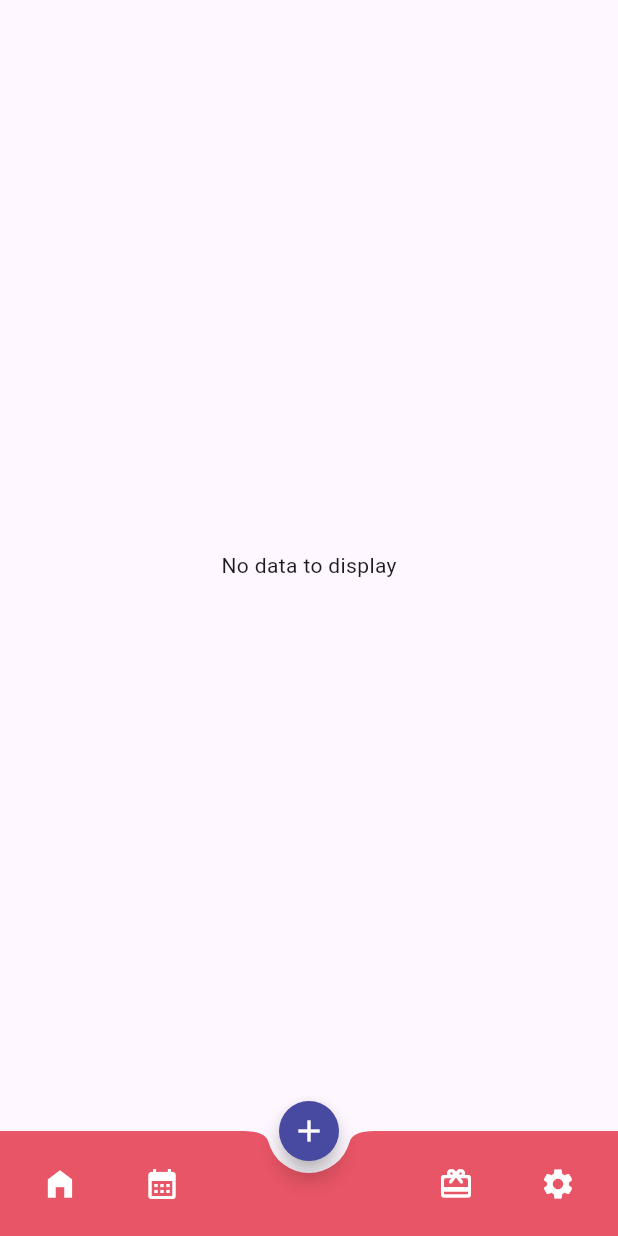
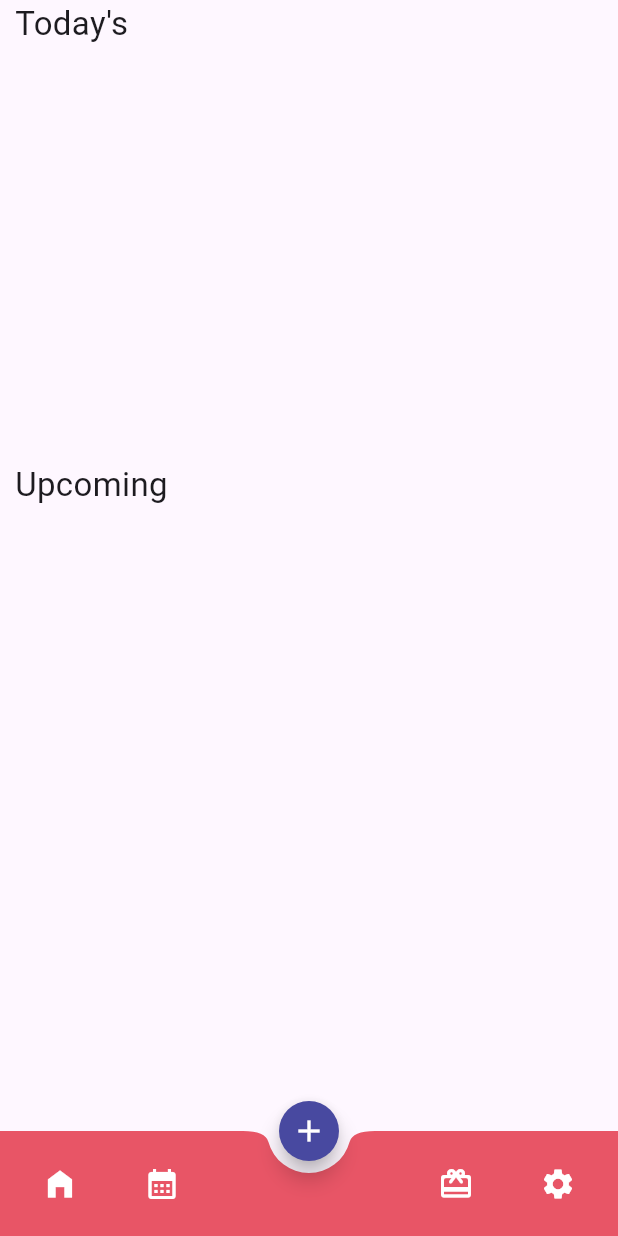
Before and after one commit to Shashitha-Ashan/Remind-me, a Flutter app: the screen it shows once a user with an empty profile is signed in, on a phone screen of 412 x 824 dp. Run offline on Flutter 3.47's test engine with Material 3 defaults, Android fonts, the phone set to English and light mode, and no system bars; our stand-ins replace bloc, cloud_firestore, firebase_auth, firebase_core, firebase_messaging, flutter_bloc and 6 more; missing offline and left inert: dart:ffi, firebase_ui_auth, firebase_ui_oauth_google; accounts and stored records are empty.

Commit message:
edit new home and added avatars

```diff
--- /dev/null
+++ b/lib/helpers/date_time_helper.dart
@@ -0,0 +1,43 @@
+import 'package:cloud_firestore/cloud_firestore.dart';
+import 'package:firebase_auth/firebase_auth.dart';
+
+class DateTimeHelper {
+  static List<dynamic> getSelectedDateBirthdays(
+      {required DateTime selectedDate, required List<dynamic> list}) {
+    List<dynamic> outputlList = [];
+
+    for (var i = 0; i < list.length; i++) {
+      final DateTime date = list[i].data()['date'].toDate();
+      if (date.month == selectedDate.month && date.day == selectedDate.day) {
+        outputlList.add(list[i].data());
+      }
+    }
+    return outputlList;
+  }
+
+  static List<dynamic> getTodayBirthdays({required List<dynamic> list}) {
+    List<dynamic> outputlList = [];
+    final today = DateTime.now();
+    for (var i = 0; i < list.length; i++) {
+      final DateTime date = list[i].data()['date'].toDate();
+      if (date.month == today.month && date.day == today.day) {
+        outputlList.add(list[i].data());
+      }
+    }
+
+    return outputlList;
+  }
+
+  static List<dynamic> getUpcomingBirthdays({required List<dynamic> list}) {
+    List<dynamic> outputlList = [];
+    final today = DateTime.now();
+    for (var i = 0; i < list.length; i++) {
+      final DateTime date = list[i].data()['date'].toDate();
+      if (date.isAfter(today)) {
+        outputlList.add(list[i].data());
+      }
+    }
+    print(outputlList.length);
+    return outputlList;
+  }
+}
--- a/lib/main.dart
+++ b/lib/main.dart
@@ -1,6 +1,7 @@
 import 'package:birth_daily/blocs/birthday/birthdays_bloc.dart';
 import 'package:birth_daily/blocs/theme/theme_bloc.dart';
 import 'package:birth_daily/firebase_options.dart';
+import 'package:birth_daily/screens/views/calendar/birthday_calendar.dart';
 import 'package:birth_daily/screens/views/home/home_page.dart';
 import 'package:birth_daily/screens/views/profile/profile_screen.dart';
 import 'package:birth_daily/screens/views/search/search_page.dart';
@@ -54,6 +55,10 @@ class MainApp extends StatelessWidget {
     GoRoute(
       path: "/profile",
       builder: (context, state) => const Profile(),
+    ),
+    GoRoute(
+      path: "/birthday_calendar",
+      builder: (context, state) => const BirthdayCalendar(),
     ),
   ]);
   @override
--- a/lib/screens/views/home/home_page.dart
+++ b/lib/screens/views/home/home_page.dart
@@ -1,5 +1,8 @@
 import 'package:birth_daily/blocs/birthday/birthdays_bloc.dart';
+import 'package:birth_daily/helpers/date_time_helper.dart';
 import 'package:birth_daily/screens/widgets/add_birthday.dart';
+import 'package:birth_daily/screens/widgets/birthdat_list_tile_vertical.dart';
+import 'package:birth_daily/screens/widgets/birthday_list_tile_horizontal.dart';
 import 'package:cloud_firestore/cloud_firestore.dart';
 import 'package:firebase_auth/firebase_auth.dart';
 import 'package:flutter/material.dart';
@@ -17,21 +20,9 @@ class HomePage extends StatefulWidget {
 class _HomePageState extends State<HomePage> {
   final ScrollController _scrollController = ScrollController();
   final User? user = FirebaseAuth.instance.currentUser;
+
   bool isVisible = true;
-  final List<String> months = [
-    "Jan",
-    "Feb",
-    "Mar",
-    "Apr",
-    "May",
-    "Jun",
-    "Jul",
-    "Aug",
-    "Sep",
-    "Oct",
-    "Nov",
-    "Dec"
-  ];
+
   @override
   void initState() {
     context.read<BirthdaysBloc>().add(LoadBirthdaysEvent());
@@ -83,7 +74,7 @@ class _HomePageState extends State<HomePage> {
               ),
               IconButton(
                 onPressed: () {
-                  context.push("/profile");
+                  context.push("/birthday_calendar");
                 },
                 icon: Icon(
                   Icons.calendar_month,
@@ -112,7 +103,7 @@ class _HomePageState extends State<HomePage> {
       ),
       floatingActionButton: FloatingActionButton.small(
         shape: const CircleBorder(),
-        backgroundColor: Color(0xFF4849A0),
+        backgroundColor: const Color(0xFF4849A0),
         onPressed: () {},
         child: IconButton(
           icon: const Icon(
@@ -133,67 +124,90 @@ class _HomePageState extends State<HomePage> {
               .where('uid', isEqualTo: user?.uid)
               .snapshots(),
           builder: (context, snapshot) {
+            late List<dynamic> todayList;
+            late List<dynamic> upcomingList;
             if (snapshot.hasData) {
-            if (snapshot.data!.docs.isNotEmpty) {
-              return GridView.builder(
-                controller: _scrollController,
-                gridDelegate: const SliverGridDelegateWithFixedCrossAxisCount(
-                    crossAxisCount: 2,
-                    crossAxisSpacing: 10,
-                    mainAxisSpacing: 10),
-                itemBuilder: (context, index) {
-                  final name = snapshot.data?.docs[index]['name'];
-                  final Timestamp timestamp =
-                      snapshot.data?.docs[index]['date'];
-
-                  final date = timestamp.toDate().day;
-                  final month = timestamp.toDate().month;
-
-                  return Container(
-                    margin: const EdgeInsets.only(left: 10, right: 10),
-                    decoration: const BoxDecoration(
-                      color: Color(0xFFF9CBCF),
-                      borderRadius: BorderRadius.all(
-                        Radius.circular(20),
-                      ),
-                    ),
+              todayList =
+                  DateTimeHelper.getTodayBirthdays(list: snapshot.data!.docs);
+              upcomingList = DateTimeHelper.getUpcomingBirthdays(
+                  list: snapshot.data!.docs);
+              return SafeArea(
                 child: Column(
-                      mainAxisAlignment: MainAxisAlignment.center,
                   children: [
-                        Text(
-                          name,
-                          style: Theme.of(context)
-                              .textTheme
-                              .titleLarge
-                              ?.copyWith(fontSize: 26),
+                    const Row(
+                      children: [
+                        SizedBox(
+                          width: 10,
                         ),
                         Text(
-                          "${months[month - 1]}/$date",
-                          style: Theme.of(context)
-                              .textTheme
-                              .titleMedium
-                              ?.copyWith(fontSize: 18),
+                          "Today's",
+                          style: TextStyle(fontSize: 22),
                         ),
                       ],
                     ),
+                    Expanded(
+                        flex: 2,
+                        child: ListView.builder(
+                          itemCount: todayList.length,
+                          scrollDirection: Axis.horizontal,
+                          itemBuilder: (context, index) {
+                            final todayName = todayList[index]["name"];
+                            final Timestamp todayTimestamp =
+                                todayList[index]['date'];
+                            return BirthdayListTileHorizontal(
+                                name: todayName,
+                                imageURL: "assets/avatars/2.png",
+                                date: todayTimestamp.toDate());
+                          },
+                        )),
+                    const Row(
+                      children: [
+                        SizedBox(
+                          width: 10,
+                        ),
+                        Text(
+                          "Upcoming",
+                          style: TextStyle(fontSize: 22),
+                        ),
+                        SizedBox(
+                          height: 10,
+                        ),
+                      ],
+                    ),
+                    Expanded(
+                        flex: 3,
+                        child: ListView.separated(
+                          separatorBuilder: (context, index) {
+                            return const SizedBox(
+                              height: 20,
                             );
                           },
-                itemCount: snapshot.data!.docs.length,
-              );
-            } else {
-              return const Center(
-                child: Text("No data to display"),
-              );
-            }
-          } else if (snapshot.connectionState == ConnectionState.waiting) {
-            return const Center(child: CircularProgressIndicator());
-          } else {
-            return const Center(
-              child: Text("Something went wrong"),
-            );
-          }
+                          itemCount: upcomingList.length,
+                          itemBuilder: (context, index) {
+                            final upcomingName = upcomingList[index]["name"];
+                            final Timestamp upcomingTimestamp =
+                                upcomingList[index]['date'];
+                            return BirthdatListTileVertical(
+                                name: upcomingName,
+                                imageURL: "assets/avatars/2.png",
+                                date: upcomingTimestamp.toDate());
                           },
+                        )),
+                  ],
                 ),
               );
             }
+            if (snapshot.connectionState == ConnectionState.waiting) {
+              return const SafeArea(
+                  child: Center(
+                child: CircularProgressIndicator(),
+              ));
             }
+            return const SafeArea(
+                child: Center(
+              child: Text("something went wrong"),
+            ));
+          }),
+    );
+  }
+}
--- a/pubspec.yaml
+++ b/pubspec.yaml
@@ -37,3 +37,4 @@ flutter:
     - assets/backgrounds/back.png
     - assets/images/cake.png
     - assets/svg/
+    - assets/avatars/
```
Also changed, not shown: lib/screens/views/calendar/birthday_calendar.dart (+90 -9 lines), lib/screens/widgets/birthdat_list_tile_vertical.dart (added, +80 -0 lines), lib/screens/widgets/birthday_list_tile_horizontal.dart (added, +83 -0 lines), assets/avatars/1.png (added), assets/avatars/2.png (added), assets/avatars/3.png (added), assets/avatars/4.png (added), assets/svg/no_data.svg (added), 1 other file. Lines whose indentation alone changed are shown as unchanged.
